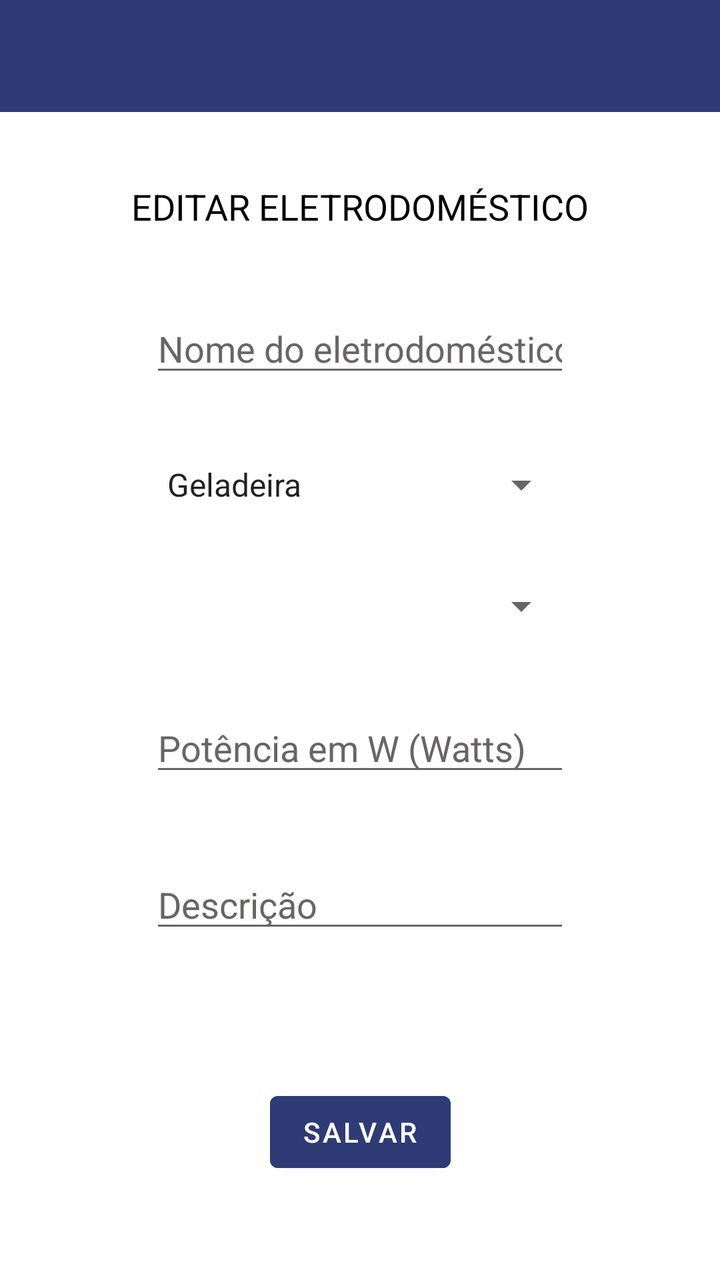
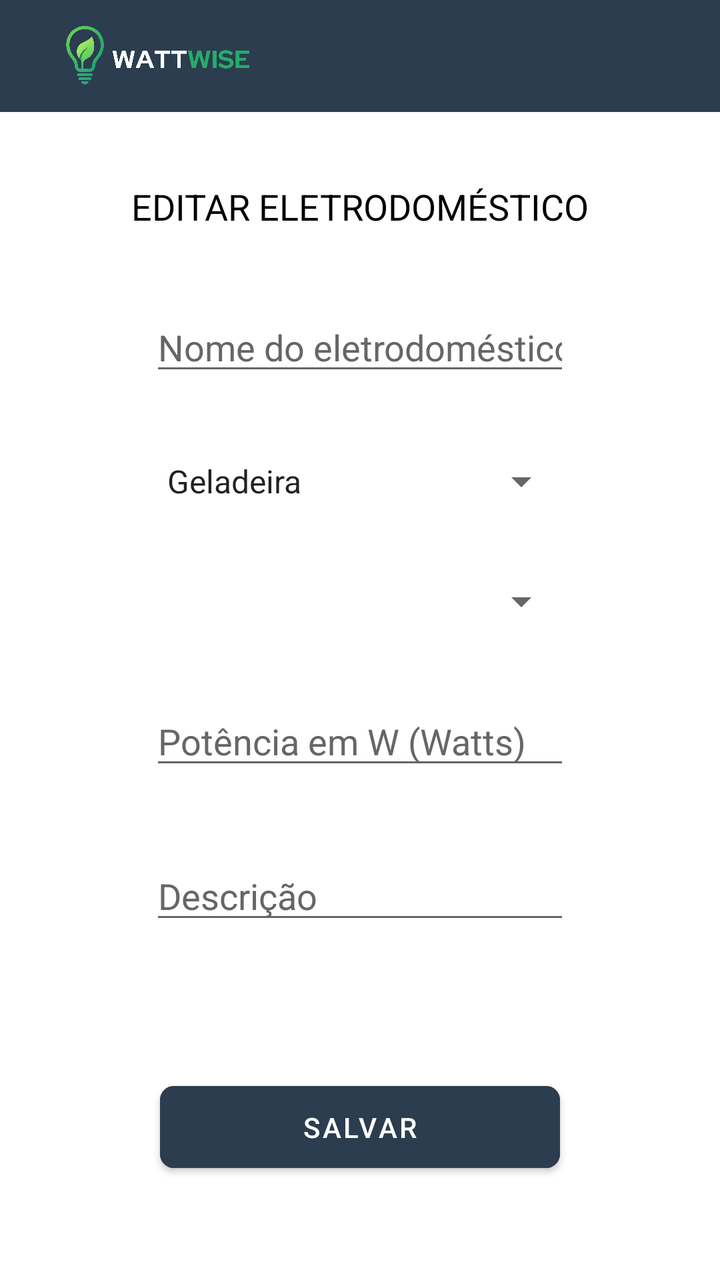

Two renders of the same Android screen: before a commit and after it. Below are the layout's source before the change and the commit's diff.
<!-- AndroidManifest.xml: application theme Theme.WattWiseApp -->
<!-- res/layout/activity_edit_appliance.xml -->
<?xml version="1.0" encoding="utf-8"?>
<androidx.constraintlayout.widget.ConstraintLayout
    xmlns:android="http://schemas.android.com/apk/res/android"
    xmlns:app="http://schemas.android.com/apk/res-auto"
    xmlns:tools="http://schemas.android.com/tools"
    android:id="@+id/main"
    android:layout_width="match_parent"
    android:layout_height="match_parent"
    android:background="#FFFFFF"
    tools:context=".editAppliance">

    
    <com.google.android.material.appbar.MaterialToolbar
        android:id="@+id/toolbar"
        android:layout_width="0dp"
        android:layout_height="wrap_content"
        android:background="#2F3B75"
        android:title="Editar Eletrodoméstico"
        android:titleTextColor="@android:color/white"
        app:popupTheme="@style/MenuBranco"
        app:layout_constraintEnd_toEndOf="parent"
        app:layout_constraintStart_toStartOf="parent"
        app:layout_constraintTop_toTopOf="parent" />

    
    <TextView
        android:id="@+id/textViewTitulo"
        android:layout_width="wrap_content"
        android:layout_height="wrap_content"
        android:layout_marginTop="35dp"
        android:text="EDITAR ELETRODOMÉSTICO"
        android:textColor="#000000"
        android:textSize="18sp"
        app:layout_constraintEnd_toEndOf="parent"
        app:layout_constraintStart_toStartOf="parent"
        app:layout_constraintTop_toBottomOf="@+id/toolbar" />

    
    <EditText
        android:id="@+id/editNomeEletro"
        android:layout_width="wrap_content"
        android:layout_height="wrap_content"
        android:layout_marginTop="16dp"
        android:layout_marginBottom="16dp"
        android:ems="10"
        android:hint="Nome do eletrodoméstico"
        android:inputType="text"
        android:textColor="#000000"
        android:textColorHint="#686565"
        app:layout_constraintEnd_toEndOf="parent"
        app:layout_constraintStart_toStartOf="parent"
        app:layout_constraintTop_toBottomOf="@+id/textViewTitulo"
        app:layout_constraintBottom_toTopOf="@+id/editTipoEletro" />

    
    <Spinner
        android:id="@+id/editTipoEletro"
        android:layout_width="209dp"
        android:layout_height="wrap_content"
        android:layout_marginBottom="16dp"
        android:textColor="#000000"
        android:entries="@array/tipos_eletrodomesticos"
        app:layout_constraintEnd_toEndOf="parent"
        app:layout_constraintStart_toStartOf="parent"
        app:layout_constraintTop_toBottomOf="@+id/editNomeEletro"
        app:layout_constraintBottom_toTopOf="@+id/editComodoEletro" />

    
    <Spinner
        android:id="@+id/editComodoEletro"
        android:layout_width="209dp"
        android:layout_height="wrap_content"
        android:layout_marginBottom="16dp"
        android:textColor="#000000"
        app:layout_constraintEnd_toEndOf="parent"
        app:layout_constraintStart_toStartOf="parent"
        app:layout_constraintTop_toBottomOf="@+id/editTipoEletro"
        app:layout_constraintBottom_toTopOf="@+id/editPotenciaEletro" />

    
    <EditText
        android:id="@+id/editPotenciaEletro"
        android:layout_width="wrap_content"
        android:layout_height="wrap_content"
        android:layout_marginBottom="16dp"
        android:ems="10"
        android:hint="Potência em W (Watts)"
        android:inputType="number"
        android:textColor="#000000"
        android:textColorHint="#686565"
        app:layout_constraintEnd_toEndOf="parent"
        app:layout_constraintStart_toStartOf="parent"
        app:layout_constraintTop_toBottomOf="@+id/editComodoEletro"
        app:layout_constraintBottom_toTopOf="@+id/editDescricaoEletro" />

    
    <EditText
        android:id="@+id/editDescricaoEletro"
        android:layout_width="wrap_content"
        android:layout_height="wrap_content"
        android:layout_marginBottom="50dp"
        android:ems="10"
        android:hint="Descrição"
        android:inputType="text"
        android:textColor="#000000"
        android:textColorHint="#686565"
        app:layout_constraintEnd_toEndOf="parent"
        app:layout_constraintStart_toStartOf="parent"
        app:layout_constraintTop_toBottomOf="@+id/editPotenciaEletro"
        app:layout_constraintBottom_toTopOf="@+id/btnSalvarEdicao" />

    
    <Button
        android:id="@+id/btnSalvarEdicao"
        android:layout_width="wrap_content"
        android:layout_height="wrap_content"
        android:layout_marginBottom="50dp"
        android:backgroundTint="#2F3B75"
        android:text="Salvar"
        android:textColor="#FFFFFF"
        app:layout_constraintBottom_toBottomOf="parent"
        app:layout_constraintEnd_toEndOf="parent"
        app:layout_constraintStart_toStartOf="parent" />

</androidx.constraintlayout.widget.ConstraintLayout>
<!-- resources referenced by this layout -->
<resources>
  <string-array name="tipos_eletrodomesticos">
          <item>Geladeira</item>
          <item>Televisão</item>
          <item>Micro-ondas</item>
          <item>Forno elétrico</item>
          <item>Máquina de lavar</item>
          <item>Secadora</item>
          <item>Ar-condicionado</item>
          <item>Ventilador</item>
          <item>Chuveiro elétrico</item>
      </string-array>
  <style name="MenuBranco" parent="ThemeOverlay.Material3.Light">
          <item name="colorSurface">#FFFFFF</item>
          <item name="colorOnSurface">#000000</item>
          <item name="android:background">#FFFFFF</item>
      </style>
  <style name="Theme.WattWiseApp" parent="Base.Theme.WattWiseApp" />
  <style name="Base.Theme.WattWiseApp" parent="Theme.MaterialComponents.DayNight.NoActionBar">
          
          
      </style>
</resources>

<!-- the commit's change to res/layout/activity_edit_appliance.xml (unified diff, before → after) -->
@@ -7,20 +7,34 @@
     android:layout_width="match_parent"
     android:layout_height="match_parent"
     android:background="#FFFFFF"
+    android:fitsSystemWindows="true"
     tools:context=".editAppliance">
 
     
     <com.google.android.material.appbar.MaterialToolbar
         android:id="@+id/toolbar"
-        android:layout_width="0dp"
+        android:layout_width="match_parent"
         android:layout_height="wrap_content"
-        android:background="#2F3B75"
-        android:title="Editar Eletrodoméstico"
+        android:background="#2B3D4F"
+        android:title="Lista de comodos"
         android:titleTextColor="@android:color/white"
-        app:popupTheme="@style/MenuBranco"
         app:layout_constraintEnd_toEndOf="parent"
         app:layout_constraintStart_toStartOf="parent"
+        app:layout_constraintTop_toTopOf="parent"
+        app:popupTheme="@style/MenuBranco" />
+
+    <ImageView
+        android:layout_width="120dp"
+        android:layout_height="32dp"
+        android:layout_gravity="start"
+        android:layout_marginStart="-200dp"
+        android:scaleType="fitCenter"
+        android:src="@drawable/logoo"
+        app:layout_constraintBottom_toBottomOf="@+id/toolbar"
+        app:layout_constraintEnd_toEndOf="@+id/toolbar"
+        app:layout_constraintStart_toStartOf="@+id/toolbar"
         app:layout_constraintTop_toTopOf="parent" />
+
 
     
     <TextView
@@ -112,11 +126,12 @@
     
     <Button
         android:id="@+id/btnSalvarEdicao"
-        android:layout_width="wrap_content"
-        android:layout_height="wrap_content"
+        android:layout_width="200dp"
+        android:layout_height="53dp"
         android:layout_marginBottom="50dp"
-        android:backgroundTint="#2F3B75"
-        android:text="Salvar"
+        android:backgroundTint="#2b3d4f"
+        android:text="SALVAR"
+        app:cornerRadius="7dp"
         android:textColor="#FFFFFF"
         app:layout_constraintBottom_toBottomOf="parent"
         app:layout_constraintEnd_toEndOf="parent"
<!-- resource entries referenced after the edit -->
@@ -11,6 +11,7 @@
           <item>Ventilador</item>
           <item>Chuveiro elétrico</item>
       </string-array>
+  <!-- drawable logoo: png bitmap (drawable, 169475 bytes) -->
   <style name="MenuBranco" parent="ThemeOverlay.Material3.Light">
           <item name="colorSurface">#FFFFFF</item>
           <item name="colorOnSurface">#000000</item>
